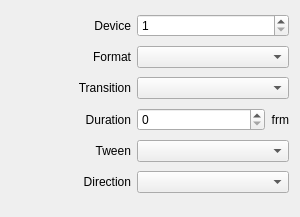
Old version of the form src/Widgets/Inspector/InspectorDeckLinkInputWidget.ui in the repository CasparCG/client.
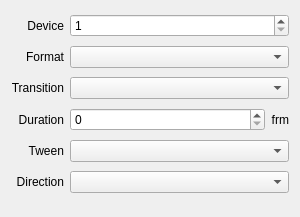
New version of the form.

Commit message: Remove minimumSize constraint from labels

```diff
--- a/src/Widgets/Inspector/InspectorDeckLinkInputWidget.ui
+++ b/src/Widgets/Inspector/InspectorDeckLinkInputWidget.ui
@@ -42,12 +42,6 @@
    </item>
    <item row="3" column="0">
     <widget class="QLabel" name="labelTransitionDuration">
-     <property name="minimumSize">
-      <size>
-       <width>120</width>
-       <height>0</height>
-      </size>
-     </property>
      <property name="text">
       <string>Duration</string>
      </property>
@@ -68,12 +62,6 @@
    </item>
    <item row="0" column="0">
     <widget class="QLabel" name="labelDeviceField">
-     <property name="minimumSize">
-      <size>
-       <width>120</width>
-       <height>0</height>
-      </size>
-     </property>
      <property name="text">
       <string>Device</string>
      </property>
@@ -84,12 +72,6 @@
    </item>
    <item row="4" column="0">
     <widget class="QLabel" name="labelTween">
-     <property name="minimumSize">
-      <size>
-       <width>120</width>
-       <height>0</height>
-      </size>
-     </property>
      <property name="text">
       <string>Tween</string>
      </property>
@@ -133,12 +115,6 @@
    </item>
    <item row="1" column="0">
     <widget class="QLabel" name="labelFormat">
-     <property name="minimumSize">
-      <size>
-       <width>120</width>
-       <height>0</height>
-      </size>
-     </property>
      <property name="text">
       <string>Format</string>
      </property>
@@ -149,12 +125,6 @@
    </item>
    <item row="2" column="0">
     <widget class="QLabel" name="labelTransition">
-     <property name="minimumSize">
-      <size>
-       <width>120</width>
-       <height>0</height>
-      </size>
-     </property>
      <property name="text">
       <string>Transition</string>
      </property>
@@ -165,12 +135,6 @@
    </item>
    <item row="5" column="0">
     <widget class="QLabel" name="labelDirection">
-     <property name="minimumSize">
-      <size>
-       <width>120</width>
-       <height>0</height>
-      </size>
-     </property>
      <property name="text">
       <string>Direction</string>
      </property>
```
The commit also changes 53 other files.
